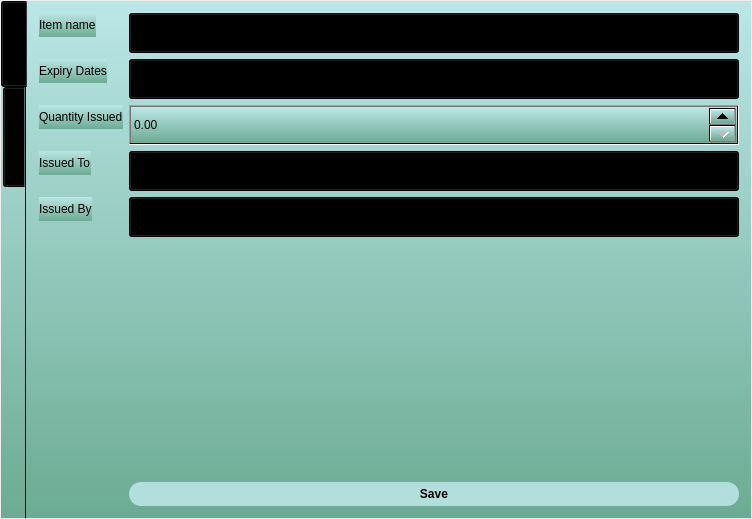
zadockmaloba/ProcurementSys, file strtransfer.ui: the form before one commit.
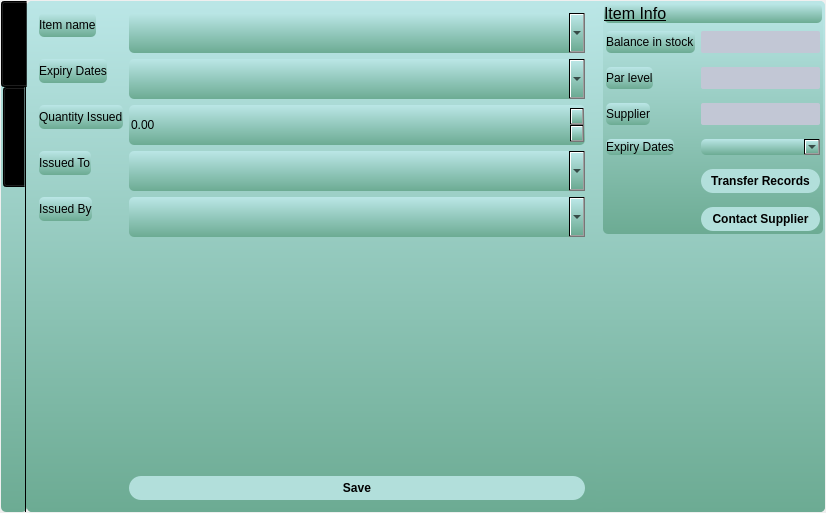
The form after the commit. Icons and pictures are not drawn.

Patch:
```diff
--- a/strtransfer.ui
+++ b/strtransfer.ui
@@ -6,8 +6,8 @@
    <rect>
     <x>0</x>
     <y>0</y>
-    <width>752</width>
-    <height>519</height>
+    <width>826</width>
+    <height>513</height>
    </rect>
   </property>
   <property name="windowTitle">
@@ -32,7 +32,409 @@
    <item>
     <widget class="QTabWidget" name="tabWidget">
      <property name="styleSheet">
-      <string notr="true">background-color: qlineargradient(spread:pad, x1:1, y1:1, x2:1, y2:0, stop:0 rgba(108, 171, 147, 255), stop:0.994318 rgba(186, 230, 230, 255));</string>
+      <string notr="true">/*QWidget
+{
+	
+	background-color: qlineargradient(spread:pad, x1:1, y1:1, x2:1, y2:0, stop:0 rgba(108, 171, 147, 255), stop:0.994318 rgba(186, 230, 230, 255));
+}*/
+
+QWidget
+{
+	border-radius: 5px;
+	background-color: qlineargradient(spread:pad, x1:1, y1:1, x2:1, y2:0, stop:0     rgba(108, 171, 147, 255), stop:0.994318 rgba(186, 230, 230, 255));
+}
+QPushButton
+{
+	background-color: #b2dfdb;
+	/*color: #fff;*/
+	font-size: 12px;
+	font-weight: bold;
+	border: none;
+	border-radius: 12px;
+	padding: 5px;
+
+}
+
+
+QPushButton::disabled
+{
+	background-color: #5c5c5c;
+
+}
+
+
+QPushButton::pressed
+{
+	
+	background-color: qlineargradient(spread:reflect, x1:1, y1:1, x2:0.982955, y2:0.5, stop:0 rgba(166, 214, 202, 255), stop:0.607955 rgba(196, 236, 226, 255));
+}
+
+
+/*-----QCheckBox-----*/
+QCheckBox
+{
+	background-color: transparent;
+	color: #fff;
+	font-size: 10px;
+	font-weight: bold;
+	border: none;
+	border-radius: 5px;
+
+}
+
+
+/*-----QCheckBox-----*/
+QCheckBox::indicator
+{
+    color: #b1b1b1;
+    background-color: #323232;
+    border: 1px solid darkgray;
+    width: 12px;
+    height: 12px;
+
+}
+
+
+QCheckBox::indicator:checked
+{
+    image:url(&quot;./ressources/check.png&quot;);
+	background-color: #ff3333;
+    border: 1px solid #ff3333;
+
+}
+
+
+QCheckBox::indicator:unchecked:hover
+{
+    border: 1px solid #ff3333;
+
+}
+
+
+QCheckBox::disabled
+{
+	color: #656565;
+
+}
+
+
+QCheckBox::indicator:disabled
+{
+	background-color: #656565;
+	color: #656565;
+    border: 1px solid #656565;
+
+}
+
+
+/*-----QLineEdit-----*/
+QLineEdit
+{
+	background-color: #c2c7d5;
+	color: #000;
+	font-weight: bold;
+	border: none;
+	border-radius: 2px;
+	padding: 3px;
+
+}
+
+
+/*-----QListView-----*/
+QListView
+{
+	background-color: #333333;
+	color: #fff;
+	font-size: 12px;
+	font-weight: bold;
+	border: 1px solid #191919;
+	show-decoration-selected: 0;
+	padding-left: -13px;
+	padding-right: -13px;
+
+}
+
+
+QListView::item
+{
+	color: #31cecb;
+	background-color: #454e5e;
+	border: none;
+	padding: 5px;
+	border-radius: 0px;
+	padding-left : 10px;
+	height: 42px;
+
+}
+
+QListView::item:selected
+{
+	color: #000;
+	background-color: #ff3333;
+
+}
+
+
+QListView::item:!selected
+{
+	color:white;
+	background-color: transparent;
+	border: none;
+	padding-left : 10px;
+
+}
+
+
+QListView::item:!selected:hover
+{
+	color: #000;
+	background-color: #bcbdbb;
+	border: none;
+	padding-left : 10px;
+
+}
+
+
+/*-----QTreeView-----*/
+QTreeView 
+{
+	background-color: #252525;
+	show-decoration-selected: 0;
+	color: #c2c8d7;
+
+}
+
+
+QTreeView::item 
+{
+	border-top-color: transparent;
+	border-bottom-color: transparent;
+
+}
+
+
+QTreeView::item:hover 
+{
+	background-color: #bcbdbb;
+	color: #000;
+
+}
+
+
+QTreeView::item:selected 
+{
+	background-color: #ff3333;
+	color: #000;
+
+}
+
+
+QTreeView::item:selected:active
+{
+	background-color: #ff3333;
+	color: #000;
+
+}
+
+
+QTreeView::branch:has-children:!has-siblings:closed,
+QTreeView::branch:closed:has-children:has-siblings 
+{
+	image: url(://tree-closed.png);
+
+}
+
+QTreeView::branch:open:has-children:!has-siblings,
+QTreeView::branch:open:has-children:has-siblings  
+{
+	image: url(://tree-open.png);
+
+}
+
+
+/*-----QTableView &amp; QTableWidget-----*/
+QTableView
+{
+    background-color: #252525;
+	border: 1px solid gray;
+    color: #f0f0f0;
+    gridline-color: gray;
+    outline : 0;
+
+}
+
+
+QTableView::disabled
+{
+    background-color: #242526;
+    border: 1px solid #32414B;
+    color: #656565;
+    gridline-color: #656565;
+    outline : 0;
+
+}
+
+
+QTableView::item:hover 
+{
+    background-color: #bcbdbb;
+    color: #000;
+
+}
+
+
+QTableView::item:selected 
+{
+	background-color: #ff3333;
+    color: #000;
+
+}
+
+
+QTableView::item:selected:disabled
+{
+    background-color: #1a1b1c;
+    border: 2px solid #525251;
+    color: #656565;
+
+}
+
+
+QTableCornerButton::section
+{
+	background-color: #343a49;
+    color: #fff;
+
+}
+
+
+QHeaderView::section
+{
+	color: #fff;
+	border-top: 0px;
+	border-bottom: 1px solid gray;
+	border-right: 1px solid gray;
+	background-color: #343a49;
+    margin-top:1px;
+	margin-bottom:1px;
+	padding: 5px;
+
+}
+
+
+QHeaderView::section:disabled
+{
+    background-color: #525251;
+    color: #656565;
+
+}
+
+
+QHeaderView::section:checked
+{
+    color: #000;
+    background-color: #ff3333;
+
+}
+
+
+QHeaderView::section:checked:disabled
+{
+    color: #656565;
+    background-color: #525251;
+
+}
+
+
+QHeaderView::section::vertical::first,
+QHeaderView::section::vertical::only-one
+{
+    border-top: 1px solid #353635;
+
+}
+
+
+QHeaderView::section::vertical
+{
+    border-top: 1px solid #353635;
+
+}
+
+
+QHeaderView::section::horizontal::first,
+QHeaderView::section::horizontal::only-one
+{
+    border-left: 1px solid #353635;
+
+}
+
+
+QHeaderView::section::horizontal
+{
+    border-left: 1px solid #353635;
+
+}
+
+
+/*-----QScrollBar-----*/
+QScrollBar:horizontal 
+{
+    background-color: transparent;
+    height: 8px;
+    margin: 0px;
+    padding: 0px;
+
+}
+
+
+QScrollBar::handle:horizontal 
+{
+    border: none;
+	min-width: 100px;
+    background-color: #9b9b9b;
+
+}
+
+
+QScrollBar::add-line:horizontal, 
+QScrollBar::sub-line:horizontal,
+QScrollBar::add-page:horizontal, 
+QScrollBar::sub-page:horizontal 
+{
+    width: 0px;
+    background-color: transparent;
+
+}
+
+
+QScrollBar:vertical 
+{
+    background-color: transparent;
+    width: 8px;
+    margin: 0;
+
+}
+
+
+QScrollBar::handle:vertical 
+{
+    border: none;
+	min-height: 100px;
+    background-color: #9b9b9b;
+
+}
+
+
+QScrollBar::add-line:vertical, 
+QScrollBar::sub-line:vertical,
+QScrollBar::add-page:vertical, 
+QScrollBar::sub-page:vertical 
+{
+    height: 0px;
+    background-color: transparent;
+
+}
+</string>
      </property>
      <property name="tabPosition">
       <enum>QTabWidget::West</enum>
@@ -465,6 +867,18 @@
        </property>
        <item>
         <widget class="QWidget" name="widget" native="true">
+         <property name="sizePolicy">
+          <sizepolicy hsizetype="Minimum" vsizetype="Preferred">
+           <horstretch>0</horstretch>
+           <verstretch>0</verstretch>
+          </sizepolicy>
+         </property>
+         <property name="minimumSize">
+          <size>
+           <width>0</width>
+           <height>0</height>
+          </size>
+         </property>
          <property name="styleSheet">
           <string notr="true">font: 11pt &quot;Myanmar Text&quot;;</string>
          </property>
@@ -562,7 +976,7 @@
             <property name="sizeHint" stdset="0">
              <size>
               <width>20</width>
-              <height>40</height>
+              <height>120</height>
              </size>
             </property>
            </spacer>
@@ -577,6 +991,171 @@
          </layout>
         </widget>
        </item>
+       <item>
+        <widget class="QWidget" name="widget_2" native="true">
+         <property name="sizePolicy">
+          <sizepolicy hsizetype="Fixed" vsizetype="Preferred">
+           <horstretch>0</horstretch>
+           <verstretch>0</verstretch>
+          </sizepolicy>
+         </property>
+         <property name="minimumSize">
+          <size>
+           <width>0</width>
+           <height>0</height>
+          </size>
+         </property>
+         <layout class="QVBoxLayout" name="verticalLayout">
+          <property name="leftMargin">
+           <number>1</number>
+          </property>
+          <property name="topMargin">
+           <number>1</number>
+          </property>
+          <property name="rightMargin">
+           <number>1</number>
+          </property>
+          <property name="bottomMargin">
+           <number>1</number>
+          </property>
+          <item alignment="Qt::AlignTop">
+           <widget class="QWidget" name="itemInfo" native="true">
+            <property name="sizePolicy">
+             <sizepolicy hsizetype="MinimumExpanding" vsizetype="Expanding">
+              <horstretch>0</horstretch>
+              <verstretch>0</verstretch>
+             </sizepolicy>
+            </property>
+            <property name="minimumSize">
+             <size>
+              <width>220</width>
+              <height>50</height>
+             </size>
+            </property>
+            <property name="maximumSize">
+             <size>
+              <width>220</width>
+              <height>16777215</height>
+             </size>
+            </property>
+            <layout class="QVBoxLayout" name="verticalLayout_3">
+             <property name="leftMargin">
+              <number>1</number>
+             </property>
+             <property name="topMargin">
+              <number>1</number>
+             </property>
+             <property name="rightMargin">
+              <number>1</number>
+             </property>
+             <property name="bottomMargin">
+              <number>1</number>
+             </property>
+             <item alignment="Qt::AlignTop">
+              <widget class="QLabel" name="label_6">
+               <property name="text">
+                <string>&lt;html&gt;&lt;head/&gt;&lt;body&gt;&lt;p&gt;&lt;span style=&quot; font-size:12pt; text-decoration: underline;&quot;&gt;Item Info&lt;/span&gt;&lt;/p&gt;&lt;/body&gt;&lt;/html&gt;</string>
+               </property>
+              </widget>
+             </item>
+             <item>
+              <layout class="QFormLayout" name="formLayout_2">
+               <property name="fieldGrowthPolicy">
+                <enum>QFormLayout::AllNonFixedFieldsGrow</enum>
+               </property>
+               <property name="verticalSpacing">
+                <number>14</number>
+               </property>
+               <property name="leftMargin">
+                <number>2</number>
+               </property>
+               <property name="topMargin">
+                <number>2</number>
+               </property>
+               <property name="rightMargin">
+                <number>2</number>
+               </property>
+               <property name="bottomMargin">
+                <number>2</number>
+               </property>
+               <item row="0" column="0">
+                <widget class="QLabel" name="label_7">
+                 <property name="text">
+                  <string>Balance in stock</string>
+                 </property>
+                </widget>
+               </item>
+               <item row="0" column="1">
+                <widget class="QLineEdit" name="lineEdit"/>
+               </item>
+               <item row="1" column="0">
+                <widget class="QLabel" name="label_8">
+                 <property name="text">
+                  <string>Par level</string>
+                 </property>
+                </widget>
+               </item>
+               <item row="1" column="1">
+                <widget class="QLineEdit" name="lineEdit_2"/>
+               </item>
+               <item row="2" column="0">
+                <widget class="QLabel" name="label_9">
+                 <property name="text">
+                  <string>Supplier</string>
+                 </property>
+                </widget>
+               </item>
+               <item row="2" column="1">
+                <widget class="QLineEdit" name="lineEdit_3"/>
+               </item>
+               <item row="3" column="1">
+                <widget class="QComboBox" name="comboBox_5"/>
+               </item>
+               <item row="3" column="0">
+                <widget class="QLabel" name="label_10">
+                 <property name="text">
+                  <string>Expiry Dates</string>
+                 </property>
+                </widget>
+               </item>
+               <item row="5" column="1">
+                <widget class="QPushButton" name="pushButton_2">
+                 <property name="text">
+                  <string>Contact Supplier</string>
+                 </property>
+                </widget>
+               </item>
+               <item row="4" column="1">
+                <widget class="QPushButton" name="pushButton_3">
+                 <property name="text">
+                  <string>Transfer Records</string>
+                 </property>
+                </widget>
+               </item>
+              </layout>
+             </item>
+            </layout>
+           </widget>
+          </item>
+          <item>
+           <spacer name="verticalSpacer_2">
+            <property name="orientation">
+             <enum>Qt::Vertical</enum>
+            </property>
+            <property name="sizeType">
+             <enum>QSizePolicy::Preferred</enum>
+            </property>
+            <property name="sizeHint" stdset="0">
+             <size>
+              <width>20</width>
+              <height>40</height>
+             </size>
+            </property>
+           </spacer>
+          </item>
+         </layout>
+        </widget>
+       </item>
       </layout>
      </widget>
      <widget class="QWidget" name="tab_2">
```
Left out of the diff: 3 changed lines with no effect on the pictures.
